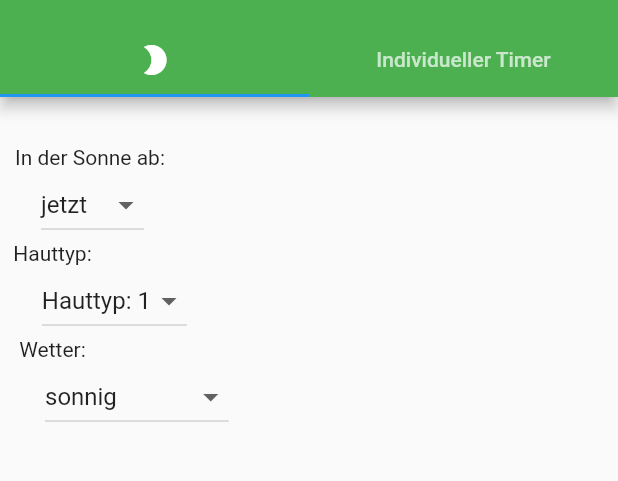
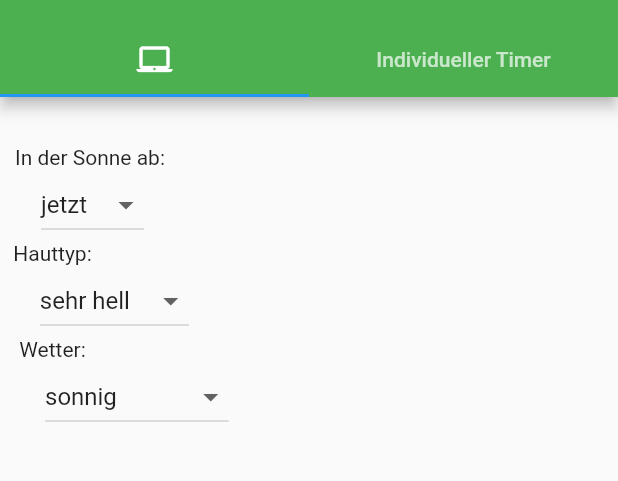
Before and after one commit to koehlerfelix/Wearable, a Flutter app: the screen it shows after launch, on a phone screen of 412 x 824 dp, the part 59-540 px from its top. Run offline on Flutter 3.47's test engine with Material 2 defaults, Android fonts, the phone set to English and light mode, and no system bars.

```diff
--- a/lib/calculator/dropdown.dart
+++ b/lib/calculator/dropdown.dart
@@ -11,7 +11,7 @@ class _HauttypState extends State<HauttypButton>  {
 
   @override
   void initState() {
-    _values.addAll(["1", "2", "3"]);
+    _values.addAll(["sehr hell", "hell", "normal", "bräunlich", "braun", "sehr braun"]);
     _value = _values.elementAt(0);
   }
 
@@ -29,7 +29,7 @@ class _HauttypState extends State<HauttypButton>  {
           value: value,
           child: new Row(
               children: <Widget>[
-                new Text("Hauttyp: ${value}")
+                new Text("${value}")
               ]
           ),
         );
--- a/lib/main.dart
+++ b/lib/main.dart
@@ -20,7 +20,7 @@ class Home extends StatelessWidget {
           backgroundColor: Colors.green,
           bottom: new TabBar(
             tabs: <Widget>[
-              new Tab(icon: Icon(Icons.brightness_2)),
+              new Tab(icon: Icon(Icons.laptop_mac)),
               new Tab(text: "Individueller Timer"),
             ],
           ),
```
Also changed, not shown: lib/calculator/calculationWindow.dart (+56 -0 lines).
